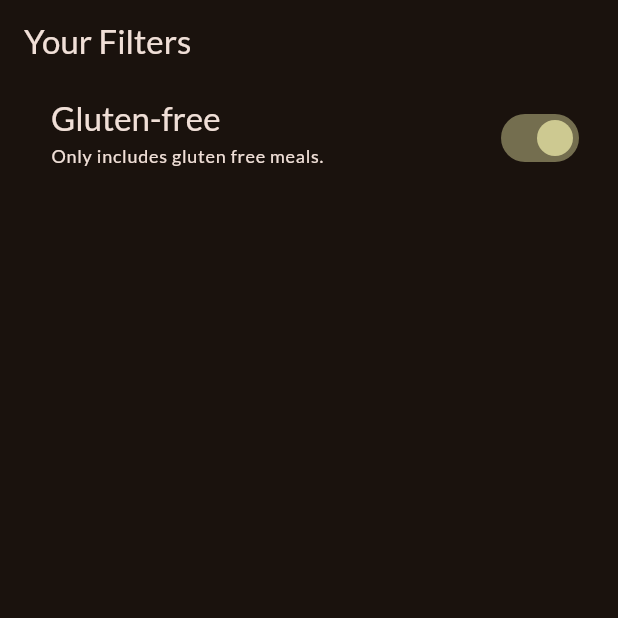
After one commit to TanveerBansal/flutter_first, a Flutter app: the FilterScreen screen opened directly, after a tap on "Gluten-free", on a phone screen of 412 x 824 dp, the top half of it. The commit adds this screen. Run offline on Flutter 3.47's test engine with Material 3 defaults, Android fonts, the phone set to English and light mode, and no system bars; our stand-ins replace google_fonts, transparent_image.

Commit message:
tab changes & filter screen implementation

```diff
--- /dev/null
+++ b/lib/screens/filter.dart
@@ -0,0 +1,57 @@
+import 'package:flutter/material.dart';
+
+class FilterScreen extends StatefulWidget {
+  const FilterScreen({super.key});
+  @override
+  State<FilterScreen> createState() {
+    return _FilterScreenState();
+  }
+}
+
+class _FilterScreenState extends State<FilterScreen> {
+  var idGlutenFree = false;
+
+  @override
+  Widget build(BuildContext context) {
+    return Scaffold(
+      appBar: AppBar(title: const Text('Your Filters')),
+      // drawer: MainDrawer(
+      //   onSelectScreen: (identifier) {
+      //     Navigator.of(context).pop();
+      //     if (identifier == 'meals') {
+      //       Navigator.pushReplacement(
+      //         context,
+      //         MaterialPageRoute(builder: (ctx) => const TabsScreen()),
+      //       );
+      //     }
+      //   },
+      // ),
+      body: Column(
+        children: [
+          SwitchListTile(
+            value: idGlutenFree,
+            onChanged: (value) {
+              setState(() {
+                idGlutenFree = value;
+              });
+            },
+            title: Text(
+              'Gluten-free',
+              style: Theme.of(context).textTheme.titleLarge!.copyWith(
+                color: Theme.of(context).colorScheme.onSurface,
+              ),
+            ),
+            subtitle: Text(
+              'Only includes gluten free meals.',
+              style: Theme.of(context).textTheme.labelMedium!.copyWith(
+                color: Theme.of(context).colorScheme.onSurface,
+              ),
+            ),
+            activeColor: Theme.of(context).colorScheme.tertiary,
+            contentPadding: const EdgeInsets.only(left: 34, right: 22),
+          ),
+        ],
+      ),
+    );
+  }
+}
```
Also changed, not shown: lib/screens/tabs.dart (+12 -1 lines), lib/widgets/main_drawer.dart (+8 -3 lines).
